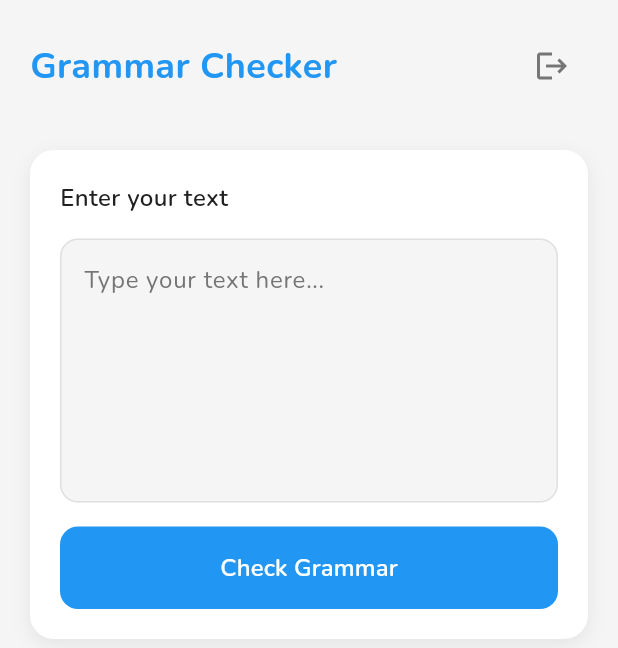
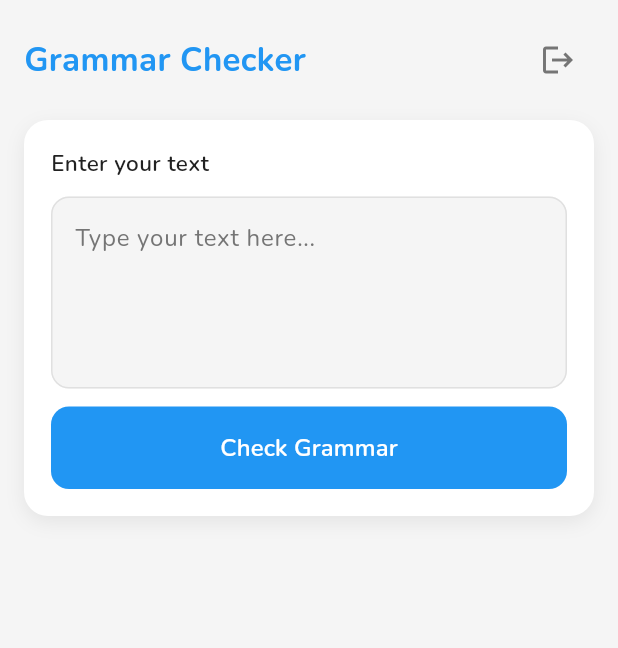
Before and after one commit to farhan39/grammar-mobile-app, a Flutter app: the GrammarHomeScreen screen opened by its route, on a phone screen of 412 x 824 dp. Shown: the top 648 px of the screen. Run offline on Flutter 3.47's test engine with Material 3 defaults, Android fonts, the phone set to English and light mode, and no system bars; drawn by our look-alikes of auto_size_text; our stand-ins replace connectivity_plus, equatable, flutter_bloc, get_it, google_fonts, shared_preferences; accounts and stored records are empty; network calls fail.

Commit message:
Fix Responsiveness of widgets

```diff
--- a/lib/presentation/screens/home/grammar_home_screen.dart
+++ b/lib/presentation/screens/home/grammar_home_screen.dart
@@ -12,6 +12,7 @@ import 'package:grammar_checker/presentation/widgets/forms/custom_text_field.dar
 import 'package:grammar_checker/presentation/widgets/common/user_header.dart';
 import 'package:grammar_checker/utility/constants/app_colors.dart';
 import 'package:grammar_checker/utility/helpers/text_diff_helper.dart';
+import 'package:grammar_checker/utility/helpers/responsive_helper.dart';
 
 class GrammarHomeScreen extends StatefulWidget {
   const GrammarHomeScreen({super.key});
@@ -31,6 +32,8 @@ class _GrammarHomeScreenState extends State<GrammarHomeScreen> {
 
   @override
   Widget build(BuildContext context) {
+    final responsive = context.responsive;
+
     return Scaffold(
       backgroundColor: AppColors.backgroundColor,
       body: SafeArea(
@@ -59,18 +62,24 @@ class _GrammarHomeScreenState extends State<GrammarHomeScreen> {
             },
             builder: (context, state) {
               return SingleChildScrollView(
-                padding: const EdgeInsets.all(20),
+                padding: EdgeInsets.all(responsive.horizontalPadding),
+                child: Center(
+                  child: Container(
+                    constraints: BoxConstraints(
+                      maxWidth: responsive.maxContentWidth,
+                    ),
                     child: Column(
                       crossAxisAlignment: CrossAxisAlignment.stretch,
                       children: [
-                    const UserHeader(title: 'Grammar Checker'),
-                    const SizedBox(height: 32),
-                    _buildGrammarChecker(state),
-                    if (state is GrammarCheckSuccess) ...[
-                      const SizedBox(height: 24),
-                      _buildGrammarResult(state),
+                        UserHeader(
+                          title: 'Grammar Checker',
+                          fontSize: responsive.pageTitle,
+                        ),
+                        SizedBox(height: responsive.sectionSpacing),
+                        _buildResponsiveLayout(state, responsive),
                       ],
-                  ],
+                    ),
+                  ),
                 ),
               );
             },
@@ -80,31 +89,61 @@ class _GrammarHomeScreenState extends State<GrammarHomeScreen> {
     );
   }
 
-  Widget _buildGrammarChecker(GrammarState state) {
+  Widget _buildResponsiveLayout(
+    GrammarState state,
+    ResponsiveHelper responsive,
+  ) {
+    if (responsive.shouldUseTabletLayout && state is GrammarCheckSuccess) {
+      // Tablet layout: side-by-side for input and results
+      return Row(
+        crossAxisAlignment: CrossAxisAlignment.start,
+        children: [
+          Expanded(flex: 1, child: _buildGrammarChecker(state, responsive)),
+          SizedBox(width: responsive.cardSpacing),
+          Expanded(flex: 1, child: _buildGrammarResult(state, responsive)),
+        ],
+      );
+    } else {
+      // Mobile layout: stacked vertically
+      return Column(
+        crossAxisAlignment: CrossAxisAlignment.stretch,
+        children: [
+          _buildGrammarChecker(state, responsive),
+          if (state is GrammarCheckSuccess) ...[
+            SizedBox(height: responsive.cardSpacing),
+            _buildGrammarResult(state, responsive),
+          ],
+        ],
+      );
+    }
+  }
+
+  Widget _buildGrammarChecker(GrammarState state, ResponsiveHelper responsive) {
     final isLoading = state is GrammarLoading;
 
     return CardContainer(
+      padding: EdgeInsets.all(responsive.cardPadding),
       child: Column(
         crossAxisAlignment: CrossAxisAlignment.stretch,
         children: [
           Text(
             'Enter your text',
             style: GoogleFonts.nunito(
-              fontSize: 16,
+              fontSize: responsive.sectionTitle,
               fontWeight: FontWeight.w600,
               color: AppColors.textColor,
             ),
           ),
-          const SizedBox(height: 16),
+          SizedBox(height: responsive.smallSpacing),
 
           // Text Input Field
           CustomTextField(
             controller: _textController,
             hintText: 'Type your text here...',
-            maxLines: 6,
+            maxLines: responsive.textFieldLines.toInt(),
           ),
 
-          const SizedBox(height: 16),
+          SizedBox(height: responsive.smallSpacing),
 
           // Check Grammar Button
           PrimaryButton(
@@ -118,8 +157,12 @@ class _GrammarHomeScreenState extends State<GrammarHomeScreen> {
     );
   }
 
-  Widget _buildGrammarResult(GrammarCheckSuccess result) {
+  Widget _buildGrammarResult(
+    GrammarCheckSuccess result,
+    ResponsiveHelper responsive,
+  ) {
     return CardContainer(
+      padding: EdgeInsets.all(responsive.cardPadding),
       child: Column(
         crossAxisAlignment: CrossAxisAlignment.stretch,
         children: [
@@ -131,22 +174,25 @@ class _GrammarHomeScreenState extends State<GrammarHomeScreen> {
                 color: result.hasCorrections
                     ? AppColors.primaryColor
                     : AppColors.successColor,
+                size: responsive.mediumIcon,
               ),
-              const SizedBox(width: 8),
-              Text(
+              SizedBox(width: responsive.getSpacing(6, 8, 10)),
+              Expanded(
+                child: Text(
                   result.hasCorrections
                       ? 'Grammar Issues Found'
                       : 'Perfect Grammar!',
                   style: GoogleFonts.nunito(
-                  fontSize: 18,
+                    fontSize: responsive.cardTitle,
                     fontWeight: FontWeight.bold,
                     color: AppColors.textColor,
+                  ),
                 ),
               ),
             ],
           ),
 
-          const SizedBox(height: 16),
+          SizedBox(height: responsive.smallSpacing),
 
           if (result.hasCorrections) ...[
             // Errors Summary
@@ -154,31 +200,33 @@ class _GrammarHomeScreenState extends State<GrammarHomeScreen> {
               Text(
                 'Errors Found: ${result.errors.length}',
                 style: GoogleFonts.nunito(
-                  fontSize: 14,
+                  fontSize: responsive.bodyText,
                   fontWeight: FontWeight.w600,
                   color: AppColors.textSecondaryColor,
                 ),
               ),
-              const SizedBox(height: 8),
+              SizedBox(height: responsive.getSpacing(6, 8, 10)),
 
-              // Error breakdown
-              ...result.errors.map((error) => _buildErrorSummary(error)),
+              // Error breakdown with responsive layout
+              ...result.errors.map(
+                (error) => _buildErrorSummary(error, responsive),
+              ),
 
-              const SizedBox(height: 16),
+              SizedBox(height: responsive.smallSpacing),
             ],
 
             // Original Text with highlights
             Text(
               'Original Text (tap errors to correct):',
               style: GoogleFonts.nunito(
-                fontSize: 14,
+                fontSize: responsive.bodyText,
                 fontWeight: FontWeight.w600,
                 color: AppColors.textSecondaryColor,
               ),
             ),
-            const SizedBox(height: 8),
+            SizedBox(height: responsive.getSpacing(6, 8, 10)),
             Container(
-              padding: const EdgeInsets.all(12),
+              padding: EdgeInsets.all(responsive.getSpacing(10, 12, 14)),
               decoration: BoxDecoration(
                 color: AppColors.errorColor.withValues(alpha: 0.1),
                 borderRadius: BorderRadius.circular(8),
@@ -205,26 +253,26 @@ class _GrammarHomeScreenState extends State<GrammarHomeScreen> {
                   });
                 },
                 style: GoogleFonts.nunito(
-                  fontSize: 14,
+                  fontSize: responsive.bodyText,
                   color: AppColors.textColor,
                 ),
               ),
             ),
 
-            const SizedBox(height: 16),
+            SizedBox(height: responsive.smallSpacing),
 
             // Corrected Text
             Text(
               'Corrected Text:',
               style: GoogleFonts.nunito(
-                fontSize: 14,
+                fontSize: responsive.bodyText,
                 fontWeight: FontWeight.w600,
                 color: AppColors.textSecondaryColor,
               ),
             ),
-            const SizedBox(height: 8),
+            SizedBox(height: responsive.getSpacing(6, 8, 10)),
             Container(
-              padding: const EdgeInsets.all(12),
+              padding: EdgeInsets.all(responsive.getSpacing(10, 12, 14)),
               decoration: BoxDecoration(
                 color: AppColors.successColor.withValues(alpha: 0.1),
                 borderRadius: BorderRadius.circular(8),
@@ -235,7 +283,7 @@ class _GrammarHomeScreenState extends State<GrammarHomeScreen> {
               child: Text(
                 result.correctedText,
                 style: GoogleFonts.nunito(
-                  fontSize: 14,
+                  fontSize: responsive.bodyText,
                   color: AppColors.textColor,
                 ),
               ),
@@ -243,7 +291,7 @@ class _GrammarHomeScreenState extends State<GrammarHomeScreen> {
           ] else ...[
             // Perfect Grammar Message
             Container(
-              padding: const EdgeInsets.all(12),
+              padding: EdgeInsets.all(responsive.getSpacing(10, 12, 14)),
               decoration: BoxDecoration(
                 color: AppColors.successColor.withValues(alpha: 0.1),
                 borderRadius: BorderRadius.circular(8),
@@ -254,17 +302,57 @@ class _GrammarHomeScreenState extends State<GrammarHomeScreen> {
               child: Text(
                 result.correctedText,
                 style: GoogleFonts.nunito(
-                  fontSize: 14,
+                  fontSize: responsive.bodyText,
                   color: AppColors.textColor,
                 ),
               ),
             ),
           ],
 
-          const SizedBox(height: 16),
+          SizedBox(height: responsive.smallSpacing),
 
-          // Action Buttons
-          Row(
+          // Action Buttons with responsive layout
+          _buildActionButtons(result, responsive),
+        ],
+      ),
+    );
+  }
+
+  Widget _buildActionButtons(
+    GrammarCheckSuccess result,
+    ResponsiveHelper responsive,
+  ) {
+    if (responsive.shouldStackButtonsVertically) {
+      // Stack buttons vertically on very small screens
+      return Column(
+        crossAxisAlignment: CrossAxisAlignment.stretch,
+        children: [
+          if (result.hasCorrections) ...[
+            PrimaryButton(
+              text: 'Use Corrected Text',
+              onPressed: () {
+                _textController.text = result.correctedText;
+                context.read<GrammarCubit>().clearGrammarResult();
+              },
+              isOutlined: true,
+            ),
+            const SizedBox(height: 8),
+          ],
+          PrimaryButton(
+            text: 'Clear All',
+            onPressed: () {
+              _textController.clear();
+              context.read<GrammarCubit>().clearGrammarResult();
+            },
+            isOutlined: true,
+            borderColor: AppColors.borderColor,
+            foregroundColor: AppColors.textSecondaryColor,
+          ),
+        ],
+      );
+    } else {
+      // Horizontal layout for larger screens
+      return Row(
         children: [
           if (result.hasCorrections) ...[
             Expanded(
@@ -277,7 +365,7 @@ class _GrammarHomeScreenState extends State<GrammarHomeScreen> {
                 isOutlined: true,
               ),
             ),
-                const SizedBox(width: 12),
+            SizedBox(width: responsive.getSpacing(8, 12, 16)),
           ],
           Expanded(
             child: PrimaryButton(
@@ -292,13 +380,11 @@ class _GrammarHomeScreenState extends State<GrammarHomeScreen> {
             ),
           ),
         ],
-          ),
-        ],
-      ),
       );
     }
+  }
 
-  Widget _buildErrorSummary(TextError error) {
+  Widget _buildErrorSummary(TextError error, ResponsiveHelper responsive) {
     Color errorColor;
     IconData errorIcon;
 
@@ -321,8 +407,8 @@ class _GrammarHomeScreenState extends State<GrammarHomeScreen> {
     }
 
     return Container(
-      margin: const EdgeInsets.only(bottom: 8),
-      padding: const EdgeInsets.all(12),
+      margin: EdgeInsets.only(bottom: responsive.getSpacing(6, 8, 10)),
+      padding: EdgeInsets.all(responsive.getSpacing(8, 10, 12)),
       decoration: BoxDecoration(
         color: errorColor.withValues(alpha: 0.1),
         borderRadius: BorderRadius.circular(8),
@@ -330,8 +416,8 @@ class _GrammarHomeScreenState extends State<GrammarHomeScreen> {
       ),
       child: Row(
         children: [
-          Icon(errorIcon, color: errorColor, size: 16),
-          const SizedBox(width: 8),
+          Icon(errorIcon, color: errorColor, size: responsive.smallIcon),
+          SizedBox(width: responsive.getSpacing(6, 8, 10)),
           Expanded(
             child: Column(
               crossAxisAlignment: CrossAxisAlignment.start,
@@ -339,27 +425,27 @@ class _GrammarHomeScreenState extends State<GrammarHomeScreen> {
                 Text(
                   '${error.errorType.toUpperCase()}: "${error.originalText}"',
                   style: GoogleFonts.nunito(
-                    fontSize: 12,
+                    fontSize: responsive.bodyText,
                     fontWeight: FontWeight.w600,
                     color: AppColors.textColor,
                   ),
                 ),
                 if (error.suggestion.isNotEmpty) ...[
-                  const SizedBox(height: 4),
+                  SizedBox(height: responsive.getSpacing(2, 4, 6)),
                   Text(
                     'Suggestion: ${error.suggestion}',
                     style: GoogleFonts.nunito(
-                      fontSize: 11,
+                      fontSize: responsive.smallText,
                       color: AppColors.successColor,
                       fontWeight: FontWeight.w500,
                     ),
                   ),
                 ] else if (error.errorType == 'remove') ...[
-                  const SizedBox(height: 4),
+                  SizedBox(height: responsive.getSpacing(2, 4, 6)),
                   Text(
                     'Suggestion: Remove this word',
                     style: GoogleFonts.nunito(
-                      fontSize: 11,
+                      fontSize: responsive.smallText,
                       color: Colors.orange,
                       fontWeight: FontWeight.w500,
                     ),
--- a/lib/presentation/widgets/buttons/primary_button.dart
+++ b/lib/presentation/widgets/buttons/primary_button.dart
@@ -2,6 +2,7 @@ import 'package:flutter/material.dart';
 import 'package:google_fonts/google_fonts.dart';
 import 'package:auto_size_text/auto_size_text.dart';
 import 'package:grammar_checker/utility/constants/app_colors.dart';
+import 'package:grammar_checker/utility/helpers/responsive_helper.dart';
 
 class PrimaryButton extends StatelessWidget {
   final String text;
@@ -37,17 +38,12 @@ class PrimaryButton extends StatelessWidget {
 
   @override
   Widget build(BuildContext context) {
-    final screenWidth = MediaQuery.of(context).size.width;
+    final responsive = context.responsive;
 
     // Responsive sizing
-    final responsiveFontSize = fontSize ?? (screenWidth < 360 ? 14 : 16);
-    final responsivePadding =
-        padding ??
-        EdgeInsets.symmetric(
-          vertical: screenWidth < 360 ? 12 : 16,
-          horizontal: screenWidth < 360 ? 16 : 20,
-        );
-    final indicatorSize = screenWidth < 360 ? 18.0 : 20.0;
+    final responsiveFontSize = fontSize ?? responsive.buttonText;
+    final responsivePadding = padding ?? responsive.buttonPadding;
+    final indicatorSize = responsive.getSpacing(18.0, 20.0, 22.0);
 
     final buttonStyle = isOutlined
         ? OutlinedButton.styleFrom(
@@ -86,7 +82,10 @@ class PrimaryButton extends StatelessWidget {
             mainAxisSize: MainAxisSize.min,
             mainAxisAlignment: MainAxisAlignment.center,
             children: [
-              if (icon != null) ...[icon!, const SizedBox(width: 8)],
+              if (icon != null) ...[
+                icon!,
+                SizedBox(width: responsive.getSpacing(6, 8, 10)),
+              ],
               Flexible(
                 child: AutoSizeText(
                   text,
--- a/lib/presentation/widgets/common/user_header.dart
+++ b/lib/presentation/widgets/common/user_header.dart
@@ -4,6 +4,7 @@ import 'package:google_fonts/google_fonts.dart';
 import 'package:grammar_checker/business_logic/cubit/auth/auth_cubit.dart';
 import 'package:grammar_checker/business_logic/cubit/auth/auth_state.dart';
 import 'package:grammar_checker/utility/constants/app_colors.dart';
+import 'package:grammar_checker/utility/helpers/responsive_helper.dart';
 
 class UserHeader extends StatelessWidget {
   final String title;
@@ -19,6 +20,8 @@ class UserHeader extends StatelessWidget {
 
   @override
   Widget build(BuildContext context) {
+    final responsive = context.responsive;
+
     return BlocBuilder<AuthCubit, AuthState>(
       builder: (context, authState) {
         String userEmail = '';
@@ -35,28 +38,31 @@ class UserHeader extends StatelessWidget {
                   Text(
                     title,
                     style: GoogleFonts.nunito(
-                      fontSize: fontSize ?? 24,
+                      fontSize: fontSize ?? responsive.pageTitle,
                       fontWeight: FontWeight.bold,
                       color: AppColors.primaryColor,
                     ),
                   ),
-                  if (userEmail.isNotEmpty)
+                  if (userEmail.isNotEmpty) ...[
+                    SizedBox(height: responsive.getSpacing(2, 4, 6)),
                     Text(
                       'Welcome, $userEmail',
                       style: GoogleFonts.nunito(
-                        fontSize: 14,
+                        fontSize: responsive.bodyText,
                         color: AppColors.textSecondaryColor,
                       ),
                     ),
+                  ],
                 ],
               ),
             ),
             if (showLogout)
               IconButton(
                 onPressed: () => context.read<AuthCubit>().logout(),
-                icon: const Icon(
+                icon: Icon(
                   Icons.logout,
                   color: AppColors.textSecondaryColor,
+                  size: responsive.mediumIcon,
                 ),
                 tooltip: 'Logout',
               ),
--- /dev/null
+++ b/lib/utility/helpers/responsive_helper.dart
@@ -0,0 +1,240 @@
+import 'package:flutter/material.dart';
+
+class ResponsiveHelper {
+  static ResponsiveHelper? _instance;
+  late Size _screenSize;
+  late double _screenWidth;
+  late double _screenHeight;
+
+  ResponsiveHelper._internal();
+
+  static ResponsiveHelper get instance {
+    _instance ??= ResponsiveHelper._internal();
+    return _instance!;
+  }
+
+  // Initialize with screen size from MediaQuery
+  void init(BuildContext context) {
+    _screenSize = MediaQuery.of(context).size;
+    _screenWidth = _screenSize.width;
+    _screenHeight = _screenSize.height;
+  }
+
+  // Breakpoint definitions
+  bool get isVerySmallScreen => _screenWidth < 360;
+  bool get isSmallScreen => _screenWidth < 600;
+  bool get isMediumScreen => _screenWidth >= 600 && _screenWidth < 768;
+  bool get isTablet => _screenWidth >= 768;
+  bool get isLargeTablet => _screenWidth >= 1024;
+  bool get isDesktop => _screenWidth >= 1200;
+
+  // Screen size getters
+  double get screenWidth => _screenWidth;
+  double get screenHeight => _screenHeight;
+  Size get screenSize => _screenSize;
+
+  // Responsive spacing
+  double get horizontalPadding {
+    if (isVerySmallScreen) return 12.0;
+    if (isSmallScreen) return 16.0;
+    if (isTablet) return 32.0;
+    return 20.0;
+  }
+
+  double get verticalPadding {
+    if (isVerySmallScreen) return 12.0;
+    if (isSmallScreen) return 16.0;
+    if (isTablet) return 24.0;
+    return 20.0;
+  }
+
+  double get cardPadding {
+    if (isVerySmallScreen) return 16.0;
+    if (isSmallScreen) return 18.0;
+    if (isTablet) return 24.0;
+    return 20.0;
+  }
+
+  double get sectionSpacing {
+    if (isSmallScreen) return 16.0;
+    if (isTablet) return 40.0;
+    return 32.0;
+  }
+
+  double get cardSpacing {
+    if (isSmallScreen) return 16.0;
+    if (isTablet) return 32.0;
+    return 24.0;
+  }
+
+  double get smallSpacing {
+    if (isSmallScreen) return 12.0;
+    return 16.0;
+  }
+
+  double get mediumSpacing {
+    if (isVerySmallScreen) return 12.0;
+    if (isSmallScreen) return 16.0;
+    return 20.0;
+  }
+
+  double get largeSpacing {
+    if (isSmallScreen) return 20.0;
+    if (isTablet) return 32.0;
+    return 24.0;
+  }
+
+  // Responsive font sizes
+  double get headerTitleSize {
+    if (isVerySmallScreen) return 24.0;
+    if (isSmallScreen) return 28.0;
+    if (isTablet) return 36.0;
+    return 32.0;
+  }
+
+  double get headerSubtitleSize {
+    if (isVerySmallScreen) return 14.0;
+    if (isTablet) return 18.0;
+    return 16.0;
+  }
+
+  double get pageTitle {
+    if (isVerySmallScreen) return 20.0;
+    if (isSmallScreen) return 22.0;
+    if (isTablet) return 28.0;
+    return 24.0;
+  }
+
+  double get cardTitle {
+    if (isVerySmallScreen) return 20.0;
+    if (isSmallScreen) return 22.0;
+    if (isTablet) return 26.0;
+    return 24.0;
+  }
+
+  double get sectionTitle {
+    if (isVerySmallScreen) return 14.0;
+    if (isSmallScreen) return 15.0;
+    if (isTablet) return 18.0;
+    return 16.0;
+  }
+
+  double get bodyText {
+    if (isVerySmallScreen) return 12.0;
+    if (isSmallScreen) return 13.0;
+    if (isTablet) return 16.0;
+    return 14.0;
+  }
+
+  double get smallText {
+    if (isVerySmallScreen) return 10.0;
+    if (isTablet) return 12.0;
+    return 11.0;
+  }
+
+  double get buttonText {
+    if (isVerySmallScreen) return 14.0;
+    if (isTablet) return 18.0;
+    return 16.0;
+  }
+
+  // Icon sizes
+  double get smallIcon {
+    if (isVerySmallScreen) return 16.0;
+    if (isTablet) return 22.0;
+    return 20.0;
+  }
+
+  double get mediumIcon {
+    if (isVerySmallScreen) return 20.0;
+    if (isTablet) return 28.0;
+    return 24.0;
+  }
+
+  double get largeIcon {
+    if (isVerySmallScreen) return 24.0;
+    if (isTablet) return 36.0;
+    return 32.0;
+  }
+
+  // Layout helpers
+  double get maxContentWidth {
+    if (isTablet) return 1000.0;
+    if (isLargeTablet) return 1200.0;
+    return double.infinity;
+  }
+
+  double get authCardMaxWidth {
+    if (isSmallScreen) return double.infinity;
+    if (isTablet) return 500.0;
+    return 400.0;
+  }
+
+  // Responsive heights
+  double get textFieldLines {
+    if (isSmallScreen) return 4.0;
+    if (isTablet) return 8.0;
+    return 6.0;
+  }
+
+  // Auth screen specific spacing
+  double get authTopSpacing => isSmallScreen ? (_screenHeight * 0.05) : 60.0;
+  double get authHeaderSpacing => isSmallScreen ? (_screenHeight * 0.04) : 60.0;
+  double get authBottomSpacing => isSmallScreen ? 20.0 : 40.0;
+
+  // Button padding
+  EdgeInsets get buttonPadding {
+    if (isVerySmallScreen) {
+      return const EdgeInsets.symmetric(vertical: 12, horizontal: 16);
+    }
+    if (isTablet) {
+      return const EdgeInsets.symmetric(vertical: 18, horizontal: 24);
+    }
+    return const EdgeInsets.symmetric(vertical: 16, horizontal: 20);
+  }
+
+  // Layout decisions
+  bool get shouldUseTabletLayout => isTablet;
+  bool get shouldStackButtonsVertically => isVerySmallScreen;
+  bool get shouldUseSideBarLayout => isLargeTablet;
+
+  // Custom spacing method
+  double getSpacing(double small, double medium, double large) {
+    if (isVerySmallScreen || isSmallScreen) return small;
+    if (isTablet) return large;
+    return medium;
+  }
+
+  // Custom font size method
+  double getFontSize(double small, double medium, double large) {
+    if (isVerySmallScreen) return small;
+    if (isSmallScreen) return medium;
+    if (isTablet) return large;
+    return medium;
+  }
+
+  // Edge insets helpers
+  EdgeInsets get screenPadding => EdgeInsets.all(horizontalPadding);
+
+  EdgeInsets get cardMargin {
+    return EdgeInsets.symmetric(
+      horizontal: horizontalPadding,
+      vertical: verticalPadding / 2,
+    );
+  }
+
+  EdgeInsets get sectionPadding {
+    return EdgeInsets.symmetric(
+      horizontal: horizontalPadding,
+      vertical: sectionSpacing,
+    );
+  }
+}
+
+// Extension for easy access in widgets
+extension ResponsiveContext on BuildContext {
+  ResponsiveHelper get responsive {
+    ResponsiveHelper.instance.init(this);
+    return ResponsiveHelper.instance;
+  }
+}
```
Also changed, not shown: lib/presentation/screens/auth/components/auth_wrapper.dart (+35 -6 lines), lib/presentation/widgets/auth/auth_card.dart (+6 -3 lines), lib/presentation/widgets/common/app_header.dart (+13 -5 lines). Lines whose indentation alone changed are shown as unchanged.
